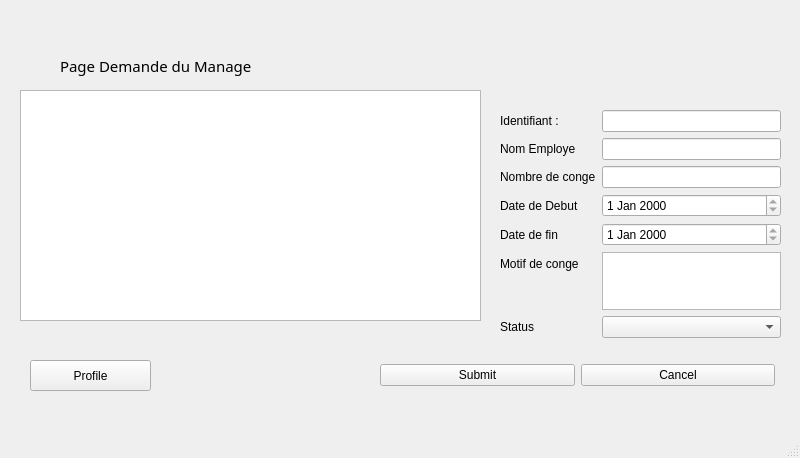
First picture: the form in managerui.ui, repository ElHadjiOumar/GestionConge, before the edit.
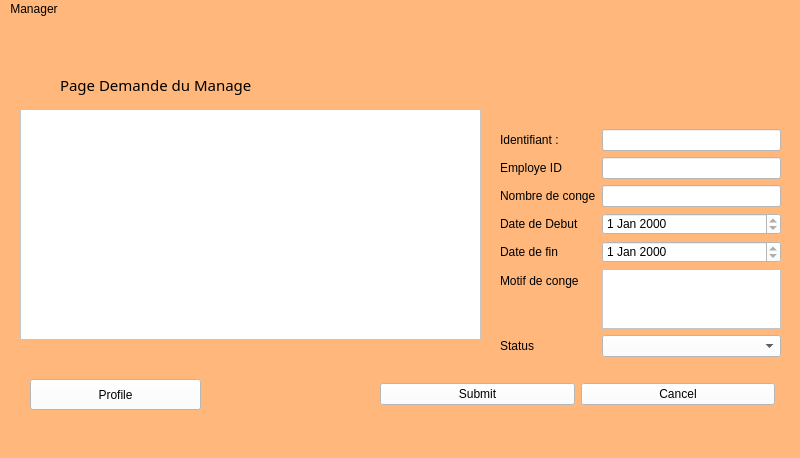
Second picture: the form after the edit. Icons and pictures are not drawn.

Diff of the .ui file:
```diff
--- a/managerui.ui
+++ b/managerui.ui
@@ -13,6 +13,9 @@
   <property name="windowTitle">
    <string>MainWindow</string>
   </property>
+  <property name="styleSheet">
+   <string notr="true">background-color: rgb(255, 183, 124);</string>
+  </property>
   <widget class="QWidget" name="centralwidget">
    <widget class="QWidget" name="gridLayoutWidget">
     <property name="geometry">
@@ -26,16 +29,42 @@
     <layout class="QGridLayout" name="gridLayout">
      <item row="0" column="2">
       <widget class="QPushButton" name="pushButtonCancel">
+       <property name="styleSheet">
+        <string notr="true">background-color: rgb(255, 255, 255);</string>
+       </property>
        <property name="text">
         <string>Cancel</string>
        </property>
+       <property name="icon">
+        <iconset resource="../images/images.qrc">
+         <normaloff>:/download (9).png</normaloff>:/download (9).png</iconset>
+       </property>
+       <property name="iconSize">
+        <size>
+         <width>20</width>
+         <height>20</height>
+        </size>
+       </property>
       </widget>
      </item>
      <item row="0" column="1">
       <widget class="QPushButton" name="pushButtonSubmit">
+       <property name="styleSheet">
+        <string notr="true">background-color: rgb(255, 255, 255);</string>
+       </property>
        <property name="text">
         <string>Submit</string>
        </property>
+       <property name="icon">
+        <iconset resource="../images/images.qrc">
+         <normaloff>:/how-to-create-png-images.png</normaloff>:/how-to-create-png-images.png</iconset>
+       </property>
+       <property name="iconSize">
+        <size>
+         <width>20</width>
+         <height>20</height>
+        </size>
+       </property>
       </widget>
      </item>
     </layout>
@@ -78,6 +107,9 @@
      </item>
      <item row="0" column="1">
       <widget class="QLineEdit" name="lineEditIdentifiant">
+       <property name="styleSheet">
+        <string notr="true">background-color: rgb(255, 255, 255);</string>
+       </property>
        <property name="readOnly">
         <bool>true</bool>
        </property>
@@ -99,6 +131,9 @@
      </item>
      <item row="5" column="1">
       <widget class="QPlainTextEdit" name="plainTextEdit">
+       <property name="styleSheet">
+        <string notr="true">background-color: rgb(255, 255, 255);</string>
+       </property>
        <property name="readOnly">
         <bool>true</bool>
        </property>
@@ -113,6 +148,9 @@
      </item>
      <item row="6" column="1">
       <widget class="QComboBox" name="statusBox">
+       <property name="styleSheet">
+        <string notr="true">background-color: rgb(255, 255, 255);</string>
+       </property>
        <item>
         <property name="text">
          <string/>
@@ -146,6 +184,9 @@
      </item>
      <item row="2" column="1">
       <widget class="QLineEdit" name="lineEditConge">
+       <property name="styleSheet">
+        <string notr="true">background-color: rgb(255, 255, 255);</string>
+       </property>
        <property name="readOnly">
         <bool>true</bool>
        </property>
@@ -160,6 +201,9 @@
      </item>
      <item row="1" column="1">
       <widget class="QLineEdit" name="lineEditEmploye">
+       <property name="styleSheet">
+        <string notr="true">background-color: rgb(255, 255, 255);</string>
+       </property>
        <property name="readOnly">
         <bool>true</bool>
        </property>
@@ -168,12 +212,15 @@
      <item row="1" column="0">
       <widget class="QLabel" name="labelId_2">
        <property name="text">
-        <string>Nom Employe</string>
+        <string>Employe ID</string>
        </property>
       </widget>
      </item>
      <item row="3" column="1">
       <widget class="QDateEdit" name="dateEditDebut">
+       <property name="styleSheet">
+        <string notr="true">background-color: rgb(255, 255, 255);</string>
+       </property>
        <property name="readOnly">
         <bool>true</bool>
        </property>
@@ -181,6 +228,9 @@
      </item>
      <item row="4" column="1">
       <widget class="QDateEdit" name="dateEditFin">
+       <property name="styleSheet">
+        <string notr="true">background-color: rgb(255, 255, 255);</string>
+       </property>
        <property name="readOnly">
         <bool>true</bool>
        </property>
@@ -197,6 +247,9 @@
       <height>231</height>
      </rect>
     </property>
+    <property name="styleSheet">
+     <string notr="true">background-color: rgb(255, 255, 255);</string>
+    </property>
     <property name="sizeAdjustPolicy">
      <enum>QAbstractScrollArea::AdjustIgnored</enum>
     </property>
@@ -227,13 +280,26 @@
      <rect>
       <x>30</x>
       <y>360</y>
-      <width>121</width>
+      <width>171</width>
       <height>31</height>
      </rect>
     </property>
+    <property name="styleSheet">
+     <string notr="true">background-color: rgb(255, 255, 255);</string>
+    </property>
     <property name="text">
      <string>Profile</string>
     </property>
+    <property name="icon">
+     <iconset resource="../images/images.qrc">
+      <normaloff>:/download (6).png</normaloff>:/download (6).png</iconset>
+    </property>
+    <property name="iconSize">
+     <size>
+      <width>20</width>
+      <height>20</height>
+     </size>
+    </property>
    </widget>
   </widget>
   <widget class="QMenuBar" name="menubar">
@@ -242,9 +308,15 @@
      <x>0</x>
      <y>0</y>
      <width>800</width>
-     <height>22</height>
+     <height>21</height>
     </rect>
    </property>
+   <widget class="QMenu" name="menuManager">
+    <property name="title">
+     <string>Manager</string>
+    </property>
+   </widget>
+   <addaction name="menuManager"/>
   </widget>
   <widget class="QStatusBar" name="statusbar"/>
  </widget>
```
Left out of the diff: 5 changed lines with no effect on the pictures.
